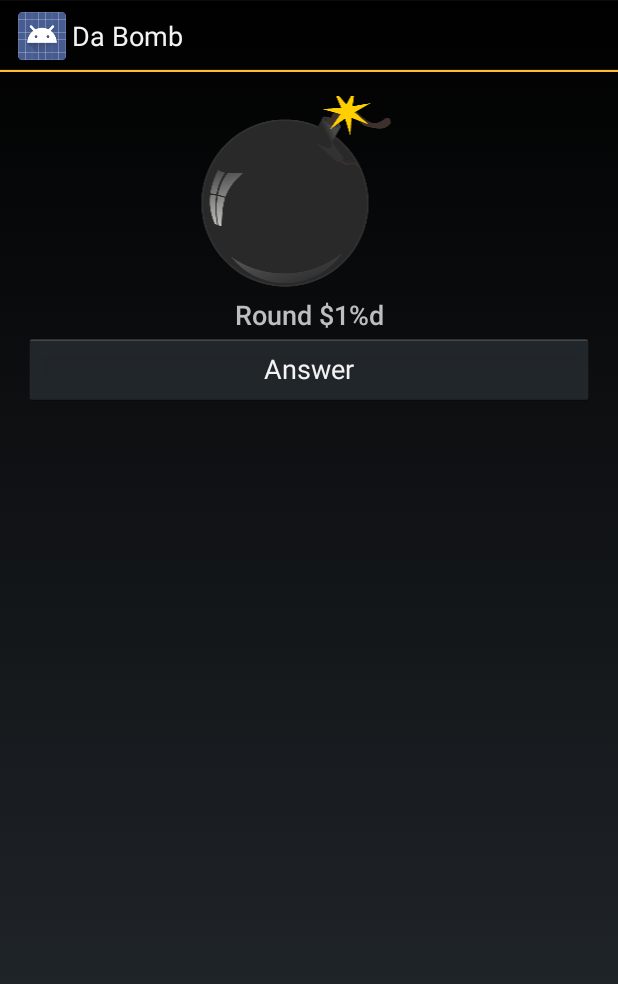
After one commit to stefanhoth/devfestbe-dabomb, an Android app: the fragment SessionFragment shown on its own in the app's theme, on a phone screen of 412 x 824 dp. The commit adds this screen. Shown: the top 984 px of the screen. Run offline under Robolectric (Android 15) with nearby library versions, the phone set to English and light mode, and no system bars.

Commit message:
Add in-game session view

```diff
--- /dev/null
+++ b/app/src/main/java/be/devfest/dabomb/fragments/SessionFragment.java
@@ -0,0 +1,83 @@
+package be.devfest.dabomb.fragments;
+
+import android.content.Intent;
+import android.graphics.drawable.AnimationDrawable;
+import android.os.Bundle;
+import android.util.Log;
+import android.view.LayoutInflater;
+import android.view.View;
+import android.view.ViewGroup;
+import android.view.animation.AnimationUtils;
+import android.widget.ImageView;
+import android.widget.ViewFlipper;
+
+import be.devfest.dabomb.R;
+import be.devfest.dabomb.activities.LobbyActivity;
+import be.devfest.dabomb.activities.WelcomeActivity;
+
+/**
+ * TODO describe class
+ *
+ * @author Stefan Hoth <sh@jnamic.com>
+ *         date: 17.11.13 12:52
+ * @since TODO add version
+ */
+public class SessionFragment extends android.app.Fragment implements View.OnClickListener {
+
+    private static final String TAG = WelcomeActivity.class.getName();
+    ViewFlipper mFlipper;
+
+
+    public static SessionFragment newInstance() {
+
+        SessionFragment instance = new SessionFragment();
+
+        return instance;
+    }
+
+    @Override
+    public View onCreateView(LayoutInflater inflater, ViewGroup container, Bundle savedInstanceState) {
+
+        View rootView = inflater.inflate(R.layout.fragment_session, null);
+
+        try {
+            rootView.findViewById(R.id.btn_answer).setOnClickListener(this);
+            rootView.findViewById(R.id.bananaphone).setOnClickListener(this);
+
+            ((AnimationDrawable) ((ImageView) rootView.findViewById(R.id.bananaphone)).getDrawable()).start();
+            ((AnimationDrawable) ((ImageView) rootView.findViewById(R.id.bomb)).getDrawable()).start();
+            mFlipper = (ViewFlipper) rootView.findViewById(R.id.session_viewflipper);
+            mFlipper.setInAnimation(AnimationUtils.loadAnimation(getActivity(),
+                    R.anim.push_down_in));
+            mFlipper.setOutAnimation(AnimationUtils.loadAnimation(getActivity(),
+                    R.anim.push_up_out));
+        } catch (NullPointerException e) {
+            Log.e(TAG, "Could not set up buttons", e);
+        }
+
+        return rootView;
+    }
+
+    @Override
+    public void onClick(View view) {
+
+        Bundle extras = new Bundle();
+
+        switch (view.getId()) {
+
+            case R.id.btn_answer:
+            case R.id.bananaphone:
+                mFlipper.showNext();
+                break;
+        }
+
+        if (extras.isEmpty()) {
+            Log.e(TAG, "Bundle has no settings. Can't start game.");
+            return;
+        }
+
+        Intent start = new Intent(getActivity(), LobbyActivity.class);
+        start.putExtras(extras);
+        startActivity(start);
+    }
+}
--- /dev/null
+++ b/app/src/main/res/layout/fragment_session.xml
@@ -0,0 +1,62 @@
+<ViewFlipper xmlns:android="http://schemas.android.com/apk/res/android"
+    android:id="@+id/session_viewflipper"
+    android:layout_height="match_parent"
+    android:layout_width="match_parent"
+    android:paddingLeft="@dimen/activity_horizontal_margin"
+    android:paddingRight="@dimen/activity_horizontal_margin"
+    android:paddingTop="@dimen/activity_vertical_margin"
+    android:paddingBottom="@dimen/activity_vertical_margin">
+
+    <LinearLayout xmlns:android="http://schemas.android.com/apk/res/android"
+        xmlns:tools="http://schemas.android.com/tools"
+
+        android:id="@+id/screen_player_active"
+        android:layout_width="match_parent"
+        android:layout_height="match_parent"
+        android:orientation="vertical"
+        tools:context=".SessionFragment">
+
+        <ImageView
+            android:id="@+id/bomb"
+            android:layout_width="match_parent"
+            android:layout_height="wrap_content"
+            android:src="@drawable/bomb_anim" />
+
+        <TextView
+            android:id="@+id/label_session_round"
+            android:layout_width="match_parent"
+            android:layout_height="wrap_content"
+            android:text="@string/label_session_round"
+            style="@android:style/TextAppearance.DeviceDefault.Medium"
+            android:gravity="center" />
+
+
+        <Button
+            android:id="@+id/btn_answer"
+            android:layout_width="match_parent"
+            android:layout_height="wrap_content"
+            android:text="@string/btn_answer" />
+
+    </LinearLayout>
+
+    <LinearLayout
+        android:layout_width="match_parent"
+        android:layout_height="match_parent"
+        android:orientation="vertical">
+
+        <ImageView
+            android:id="@+id/bananaphone"
+            android:layout_width="match_parent"
+            android:layout_height="0dp"
+            android:layout_weight="1"
+            android:src="@drawable/bananaphone_anim" />
+
+        <TextView
+            android:layout_width="match_parent"
+            android:layout_height="wrap_content"
+            android:text="@string/label_session_wait"
+            android:layout_gravity="bottom"
+            android:gravity="center"
+            style="@android:style/TextAppearance.Large" />
+    </LinearLayout>
+</ViewFlipper>
--- a/app/src/main/res/values/strings.xml
+++ b/app/src/main/res/values/strings.xml
@@ -13,7 +13,11 @@
     <string name="explain">Join a game or start your own?</string>
     <string name="btn_game_start">Start game</string>
     <string name="btn_game_join">Join game</string>
+    <string name="btn_answer">Answer</string>
     <string name="title_activity_lobby">LobbyActivity</string>
+    <string name="title_activity_session">SessionActivity</string>
     <string name="header_lobby_list">Player list</string>
 
+    <string name="label_session_round">Round $1%d</string>
+    <string name="label_session_wait">Wait for your turn</string>
 </resources>
```
Also changed, not shown: app/src/main/AndroidManifest.xml (+8 -2 lines), app/src/main/java/be/devfest/dabomb/activities/SessionActivity.java (added, +87 -0 lines), app/src/main/res/layout/activity_session.xml (added, +31 -0 lines).
